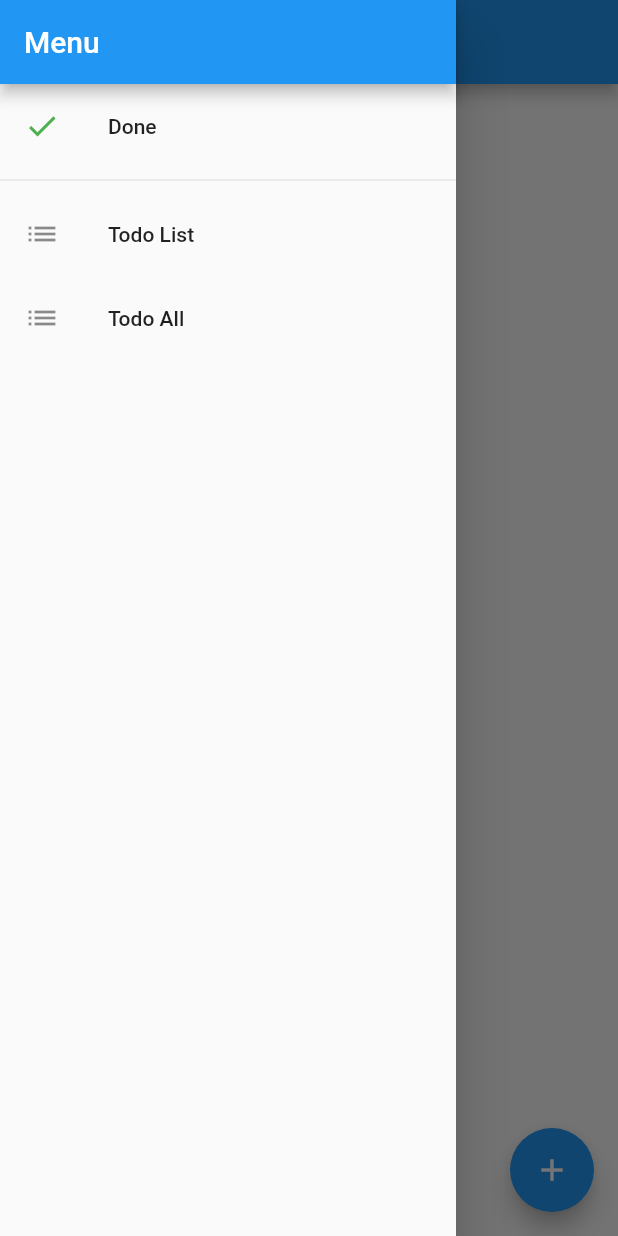
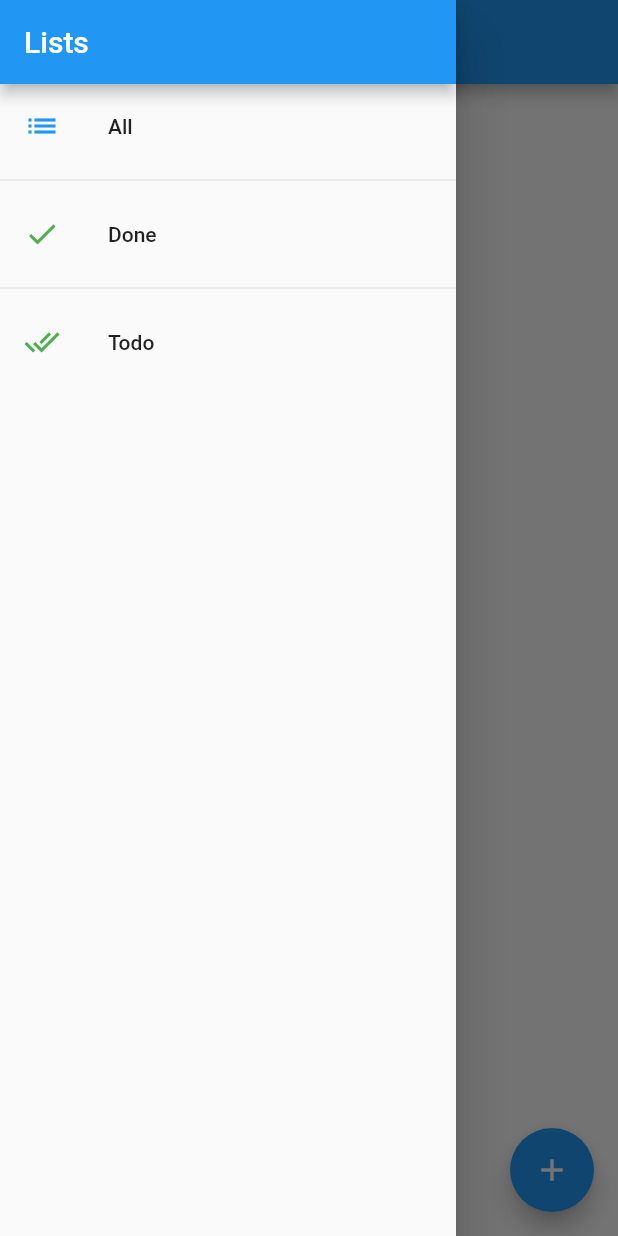
Before and after one commit to hadibtf/teztez, a Flutter app: the screen it shows after launch, with the side drawer open, on a phone screen of 412 x 824 dp. Run offline on Flutter 3.47's test engine with Material 2 defaults, Android fonts, the phone set to English and light mode, and no system bars; our stand-ins replace sqflite, toast; accounts and stored records are empty.

Commit message:
All, Todo and Done list is now functional. Added icon to Drawer items. a better approach to different list in Scope class. Main page is now a stateless widget.

```diff
--- a/lib/pages/main.dart
+++ b/lib/pages/main.dart
@@ -4,12 +4,7 @@ import 'package:teztez_app/scp_model/scope.dart';
 import 'package:toast/toast.dart';
 import '../widgets/list_item.dart';
 
-class MainPage extends StatefulWidget {
-  @override
-  State<StatefulWidget> createState() => _MainPageState();
-}
-
-class _MainPageState extends State<MainPage> {
+class MainPage extends StatelessWidget {
   final GlobalKey<FormState> _formKey = GlobalKey<FormState>();
   String _description;
 
@@ -110,7 +105,7 @@ class _MainPageState extends State<MainPage> {
         return ListView.builder(
           itemCount: model.todoList.length,
           itemBuilder: (BuildContext context, int index) {
-            return ListItem(model.currentList[index]);
+            return ListItem(model.todoList[index]);
           },
         );
       },
@@ -131,8 +126,17 @@ class _MainPageState extends State<MainPage> {
         children: <Widget>[
           AppBar(
             automaticallyImplyLeading: false,
-            title: Text("Menu"),
+            title: Text("Lists"),
           ),
+          ListTile(
+            leading: Icon(Icons.list,color: Colors.blue,),
+            title: Text('All'),
+            onTap: () {
+              model.setCurrentList(CurrentList.ALL);
+              Navigator.pop(context);
+            },
+          ),
+          Divider(),
           ListTile(
             leading: Icon(
               Icons.done,
@@ -140,30 +144,19 @@ class _MainPageState extends State<MainPage> {
             ),
             title: Text("Done"),
             onTap: () {
-              setState(() {
-                model.setCurrentList(CurrentList.DONE);
-              });
+              model.setCurrentList(CurrentList.DONE);
+              Navigator.pop(context);
             },
           ),
           Divider(),
           ListTile(
-            leading: Icon(Icons.list),
-            title: Text('Todo List'),
+            leading: Icon(Icons.done_all,color: Colors.green,),
+            title: Text('Todo'),
             onTap: () {
-              setState(() {
-                model.setCurrentList(CurrentList.TODO);
-              });
+              model.setCurrentList(CurrentList.TODO);
+              Navigator.pop(context);
             },
           ),
-          ListTile(
-            leading: Icon(Icons.list),
-            title: Text('Todo All'),
-            onTap: () {
-              setState(() {
-                model.setCurrentList(CurrentList.ALL);
-              });
-            },
-          )
         ],
       ),
     );
--- a/lib/scp_model/scope.dart
+++ b/lib/scp_model/scope.dart
@@ -7,44 +7,40 @@ enum CurrentList { ALL, TODO, DONE }
 
 class Scope extends Model {
   final DatabaseHelper _dataBaseHelper = DatabaseHelper.instance;
-  List<Todo> _all = [];
-  List<Todo> _currentList = [];
+  List<Todo> _todoList = [];
 
-  List<Todo> get all => _all;
+  List<Todo> get todoList => List.of(_todoList);
 
-  List<Todo> get done => List.of(_all.where((Todo todo) => todo.isDone == true));
-
-  List<Todo> get todoList => List.of(_all.where((Todo todo) => todo.isDone == false));
-
-  List<Todo> get currentList => _currentList;
-
-  void setCurrentList(CurrentList currentList) {
+  void setCurrentList(CurrentList currentList) async {
     switch (currentList) {
       case CurrentList.ALL:
-        _currentList = all;
+        _todoList = await updateListFromDatabase();
         break;
 
       case CurrentList.TODO:
-        _currentList = todoList;
+        final _list = await updateListFromDatabase();
+        _todoList = List.of(_list.where((Todo todo) => todo.isDone == false));
         break;
 
       case CurrentList.DONE:
-        _currentList = done;
+        final _list = await updateListFromDatabase();
+        _todoList = List.of(_list.where((Todo todo) => todo.isDone == true));
         break;
     }
   }
 
-  void setInitialCurrentList() async => _currentList = await updateListFromDatabase();
+  void setInitialCurrentList() async => _todoList = await updateListFromDatabase();
 
   //Database methods
   void updateTodoList() async {
-    _all = await updateListFromDatabase();
+    _todoList = await updateListFromDatabase();
     notifyListeners();
   }
 
-  Future updateListFromDatabase() async {
-    final List<Map<String, dynamic>> allRows = await _dataBaseHelper.queryAllRows();
-     final _list = List.generate(
+  updateListFromDatabase() async {
+    final List<Map<String, dynamic>> allRows =
+        await _dataBaseHelper.queryAllRows();
+    final _list = List.generate(
       allRows.length,
       (i) => Todo(
         allRows[i][DatabaseHelper.columnId],
--- a/pubspec.yaml
+++ b/pubspec.yaml
@@ -15,6 +15,7 @@ version: 1.0.0+1
 
 environment:
   sdk: ">=2.1.0 <3.0.0"
+
 
 dependencies:
   flutter:
```
Also changed, not shown: pubspec.lock.
